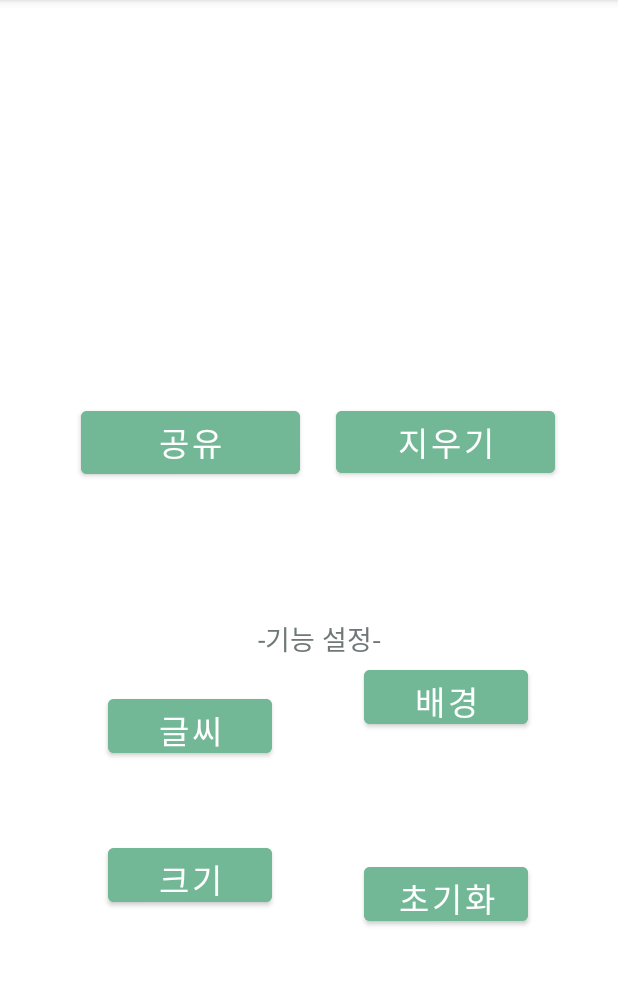
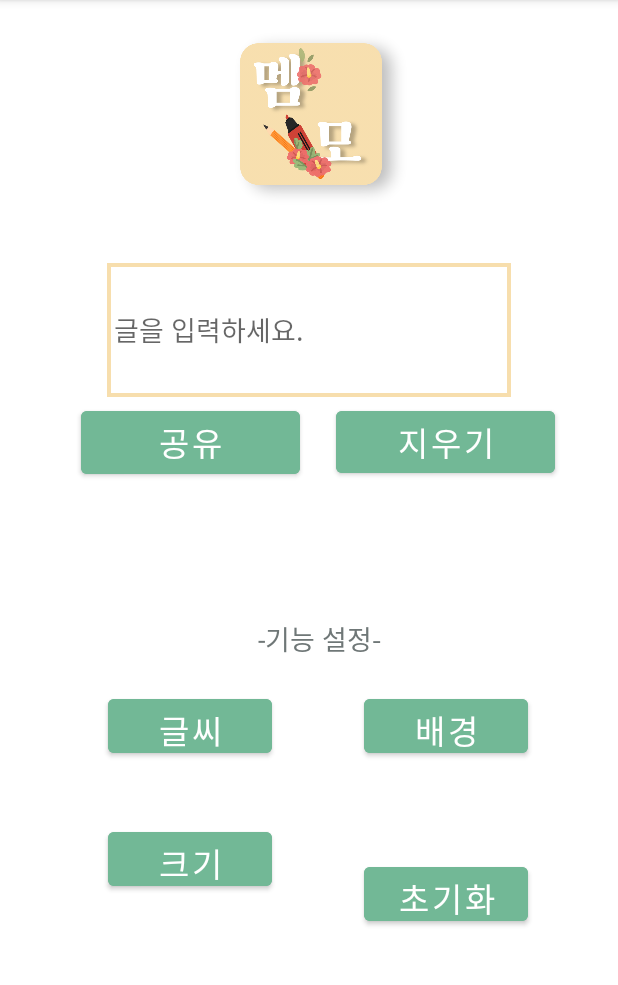
Before and after one commit to 2021-mentor-mentee/notepad, an Android app: the screen it shows after launch (MainActivity), on a phone screen of 412 x 824 dp, the part 84-1069 px from its top. Run offline under Robolectric (Android 15) with nearby library versions, the phone set to English and light mode, and no system bars.

Commit message:
'기능 설정 텍스트'추가함 8/1 '멤모 로고 사진'추가함 , 'EditText','EditText 테두리'추가함

```diff
--- /dev/null
+++ b/app/src/main/res/drawable/memo_folder.xml
@@ -0,0 +1,20 @@
+<?xml version="1.0" encoding="utf-8"?>
+
+    <layer-list xmlns:android="http://schemas.android.com/apk/res/android">
+
+        <item>
+            <shape android:shape="rectangle">
+                <solid android:color="#F7DEAD"/>
+            </shape>
+        </item>
+
+        <item android:top = "3dp"
+            android:right= "3dp"
+            android:left= "3dp"
+            android:bottom= "3dp">
+
+            <shape android:shape="rectangle">
+                <solid android:color="#ffffff"/>
+            </shape>
+        </item>
+    </layer-list>
--- a/app/src/main/res/layout/activity_main.xml
+++ b/app/src/main/res/layout/activity_main.xml
@@ -47,7 +47,7 @@
         app:layout_constraintHorizontal_bias="0.238"
         app:layout_constraintStart_toStartOf="parent"
         app:layout_constraintTop_toBottomOf="@+id/Text"
-        app:layout_constraintVertical_bias="0.242" />
+        app:layout_constraintVertical_bias="0.191" />
 
     <Button
         android:id="@+id/Text"
@@ -68,17 +68,16 @@
         android:id="@+id/background"
         android:layout_width="109dp"
         android:layout_height="48dp"
-        android:layout_marginTop="116dp"
         android:layout_weight="100"
         android:backgroundTint="#72B896"
         android:text="배경"
         android:textSize="10pt"
-        app:layout_constraintBottom_toTopOf="@+id/reset"
+        app:layout_constraintBottom_toBottomOf="parent"
         app:layout_constraintEnd_toEndOf="parent"
         app:layout_constraintHorizontal_bias="0.801"
         app:layout_constraintStart_toStartOf="parent"
-        app:layout_constraintTop_toBottomOf="@+id/Clear"
-        app:layout_constraintVertical_bias="0.038" />
+        app:layout_constraintTop_toTopOf="parent"
+        app:layout_constraintVertical_bias="0.639" />
 
     <Button
         android:id="@+id/reset"
@@ -92,7 +91,9 @@
         app:layout_constraintBottom_toBottomOf="parent"
         app:layout_constraintEnd_toEndOf="parent"
         app:layout_constraintHorizontal_bias="0.801"
-        app:layout_constraintStart_toStartOf="parent" />
+        app:layout_constraintStart_toStartOf="parent"
+        app:layout_constraintTop_toBottomOf="@+id/background"
+        app:layout_constraintVertical_bias="1.0" />
 
     <Button
         android:id="@+id/Sharing"
@@ -113,4 +114,28 @@
         app:layout_constraintTop_toTopOf="parent"
         app:layout_constraintVertical_bias="0.0" />
 
+    <ImageView
+        android:id="@+id/notepad_rogo"
+        android:layout_width="349dp"
+        android:layout_height="157dp"
+        android:src="@drawable/notepad"
+        app:layout_constraintBottom_toBottomOf="parent"
+        app:layout_constraintEnd_toEndOf="parent"
+        app:layout_constraintStart_toStartOf="parent"
+        app:layout_constraintTop_toTopOf="parent"
+        app:layout_constraintVertical_bias="0.0" />
+
+    <EditText
+        android:id="@+id/Textbox"
+        android:layout_width="269dp"
+        android:layout_height="89dp"
+        android:background="@drawable/memo_folder"
+        android:hint=" 글을 입력하세요."
+        app:layout_constraintBottom_toBottomOf="parent"
+        app:layout_constraintEnd_toEndOf="parent"
+        app:layout_constraintStart_toStartOf="parent"
+        app:layout_constraintTop_toTopOf="parent"
+        app:layout_constraintVertical_bias="0.258" />
+
+
 </androidx.constraintlayout.widget.ConstraintLayout>
```
Also changed, not shown: app/src/main/res/drawable/notepad.png (added).
